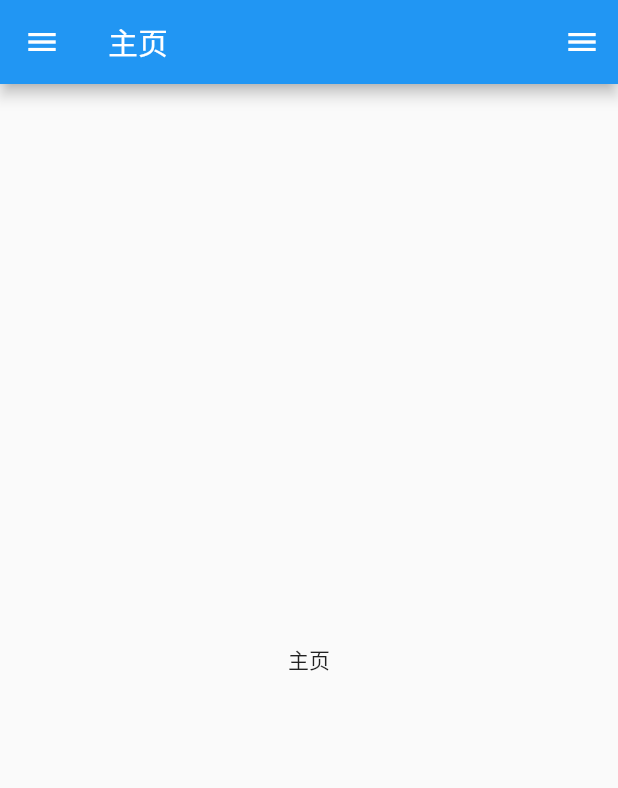
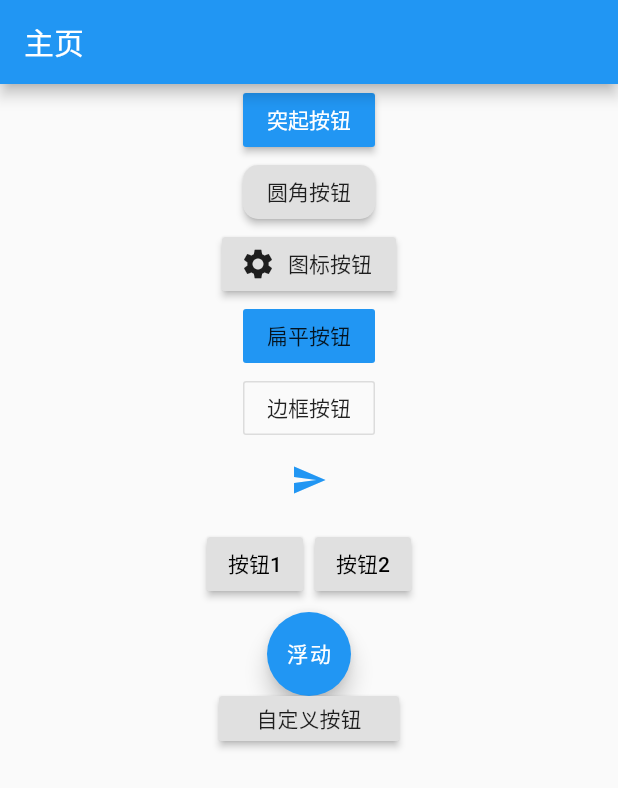
Before and after one commit to pjqdyd/Flutter-demo, a Flutter app: the screen it shows after launch, on a phone screen of 412 x 824 dp. Shown: the top 788 px of the screen. Run offline on Flutter 3.47's test engine with Material 2 defaults, Android fonts, the phone set to English and light mode, and no system bars.

Commit message:
Button按钮

```diff
--- a/lib/pages/Home.dart
+++ b/lib/pages/Home.dart
@@ -15,69 +15,101 @@ class _HomePageState extends State<HomePage> {
           title: Text("主页"),
         ),
         body: Center(
-        child: Text("主页"),
-      ),
-      drawer: Drawer(   //左侧边栏
           child: Column(
             children: <Widget>[
-            // DrawerHeader(
-            //   child: Text("头部"),
+              RaisedButton(
+                child: Text("突起按钮"),
+                color: Colors.blue,
+                textColor: Colors.white,
+                //disabledColor: ,
+                //disabledTextColor: ,
+                //splashColor: , //点击时水波纹颜色'
+                //highlightColor: , //点击长按后的颜色
+                //elevation: , //阴影范围
+                //装在Container容器中就可以设置宽高, Expanded自适应
+                onPressed: () {},
+              ),
+
+              RaisedButton(
+                child: Text("圆角按钮"),
+                shape: RoundedRectangleBorder( //按钮形状, 圆角
+                  borderRadius: BorderRadius.circular(10),
+                ),
+                onPressed: () {},
+              ),
+
+              RaisedButton.icon(
+                icon: Icon(Icons.settings),
+                label: Text("图标按钮"),
+                // shape: CircleBorder( //形状圆形, 边框颜色
+                //   side: BorderSide(color: Colors.white),
                 // ),
-            Row(
-              //头部自动扩展
+                onPressed: () {},
+              ),
+
+              FlatButton(
+                child: Text("扁平按钮"),
+                color: Colors.blue,
+                onPressed: (){},
+              ),
+
+              OutlineButton(
+                child: Text("边框按钮"),
+                onPressed: (){},
+              ),
+
+              IconButton( //按钮图标
+                icon: Icon(Icons.send),
+                color: Colors.blue,
+                onPressed: (){},
+              ),
+
+              ButtonBar( //按钮组
+                alignment: MainAxisAlignment.center,
                 children: <Widget>[
-                Expanded(
-                  child: DrawerHeader(
-                    child: Text("头部"),
-                    decoration: BoxDecoration(
-                      color: Colors.yellow,
-                      //image: DecorationImage(image: ),
+                  RaisedButton(
+                    child: Text("按钮1"),
+                    onPressed: (){},
                   ),
-                  ),
+                  RaisedButton(
+                    child: Text("按钮2"),
+                    onPressed: (){},
                   )
                ],
              ),
-            ListTile(
-              leading: CircleAvatar(child: Icon(Icons.people)),
-              title: Text("用户中心"),
+
+              FloatingActionButton(
+               child: Text("浮动"),
+               onPressed: (){},
              ),
-            Divider(), //线条
-            ListTile(
-              leading: CircleAvatar(child: Icon(Icons.people)),
-              title: Text("用户中心"),
-            ),
-            Divider(),
-            ListTile(
-              leading: CircleAvatar(child: Icon(Icons.people)),
-              title: Text("用户登录"),
-              onTap: (){
-                Navigator.of(context).pop(); //隐藏侧边栏
-                Navigator.pushNamed(context, "/login");
-              },
-            )
+
+              MyButton(text: "自定义按钮", height: 30, width: 120, pressed: (){print("--");},)
+
             ],
           ),
-      ),
+        ));
+  }
+}
 
-      endDrawer: Drawer( //右侧边栏
-        child: Column(
-          children: <Widget>[
-            Row(
-              children: <Widget>[
-                Expanded(
-                  child: UserAccountsDrawerHeader( //默认用户侧边栏头部
-                    accountName: Text("名字"),
-                    accountEmail: Text("邮箱"),
-                    currentAccountPicture: CircleAvatar(
-                      backgroundImage: AssetImage("images/face.jpg"),
-                    ),
-                    //decoration: , //样式
-                  ),
-                )
-              ],
-            )
-          ],
-        ),
+//自定义按钮
+class MyButton extends StatelessWidget {
+  final text; //文本
+  final double height;
+  final double width;
+  final pressed; //点击函数
+
+  //按钮构造器
+  const MyButton({this.text = "", this.pressed = null,
+  this.height = 50.0, this.width = 100.0});
+
+  @override
+  Widget build(BuildContext context) {
+    return Container(
+      width: this.width,
+      height: this.height,
+      child: RaisedButton(
+        child: Text(this.text),
+        onPressed: this.pressed,
       ),
     );
   }
```
Lines whose indentation alone changed are shown as unchanged.
